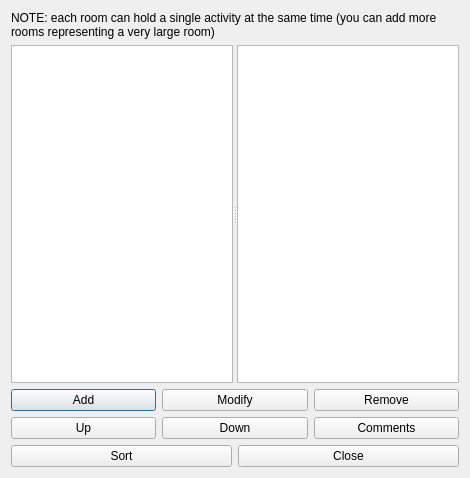
Above: fet/src/interface/roomsform_template.ui from vonmecheln/fet before the change. Below: the same form after it.
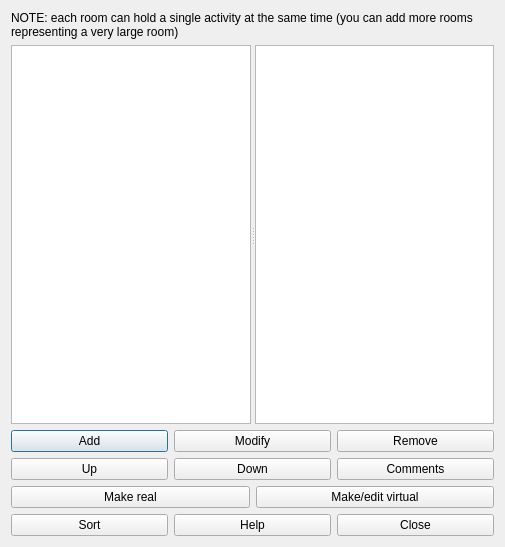
That is the form after the change.

What changed in the file:
```diff
--- a/fet/src/interface/roomsform_template.ui
+++ b/fet/src/interface/roomsform_template.ui
@@ -6,8 +6,8 @@
    <rect>
     <x>0</x>
     <y>0</y>
-    <width>470</width>
-    <height>478</height>
+    <width>505</width>
+    <height>547</height>
    </rect>
   </property>
   <property name="windowTitle">
@@ -99,6 +99,24 @@
     </layout>
    </item>
    <item row="4" column="0">
+    <layout class="QHBoxLayout" name="horizontalLayout_4">
+     <item>
+      <widget class="QPushButton" name="makeRealPushButton">
+       <property name="text">
+        <string>Make real</string>
+       </property>
+      </widget>
+     </item>
+     <item>
+      <widget class="QPushButton" name="makeEditVirtualPushButton">
+       <property name="text">
+        <string>Make/edit virtual</string>
+       </property>
+      </widget>
+     </item>
+    </layout>
+   </item>
+   <item row="5" column="0">
     <layout class="QHBoxLayout" name="horizontalLayout">
      <item>
       <widget class="QPushButton" name="sortRoomsPushButton">
@@ -107,6 +125,13 @@
        </property>
       </widget>
      </item>
+     <item>
+      <widget class="QPushButton" name="helpPushButton">
+       <property name="text">
+        <string>Help</string>
+       </property>
+      </widget>
+     </item>
      <item>
       <widget class="QPushButton" name="closePushButton">
        <property name="text">
```
